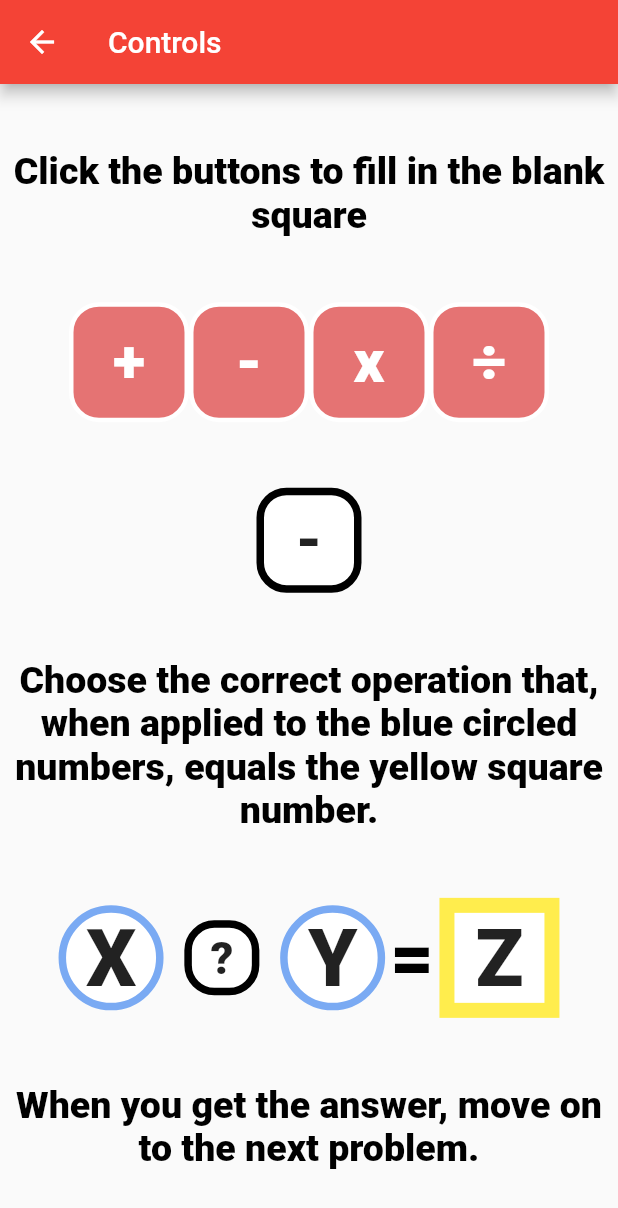
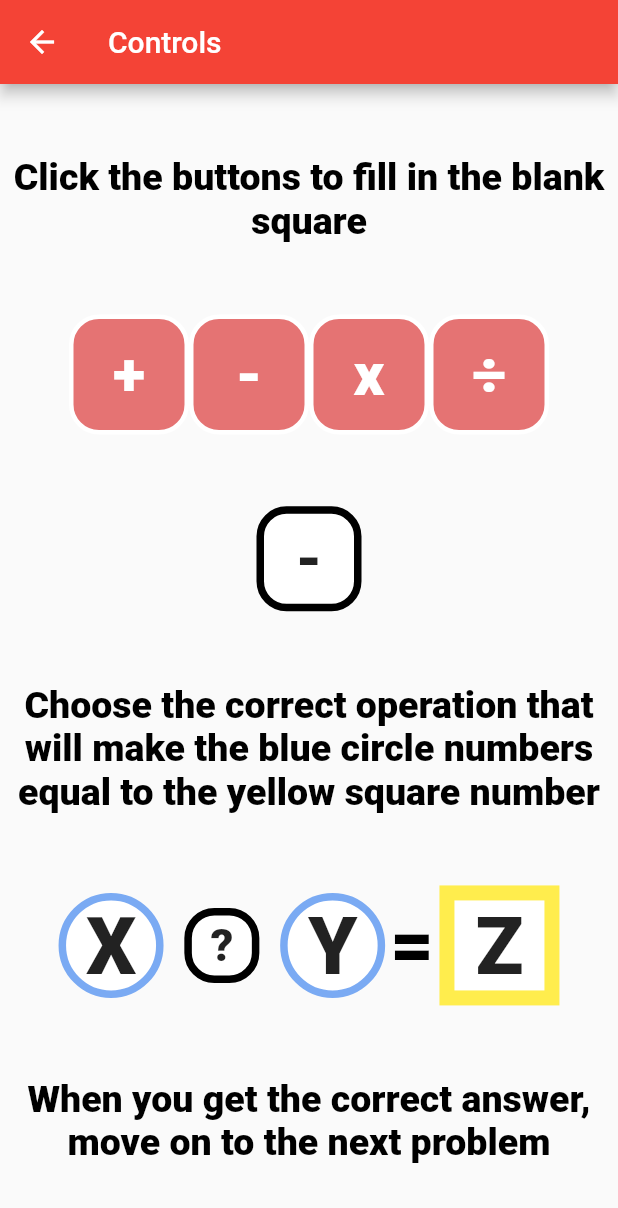
Before and after one commit to jacksavini/math_app, a Flutter app: the MyControlsPage screen opened directly, on a phone screen of 412 x 824 dp. Shown: the top 1208 px of the screen. Run offline on Flutter 3.47's test engine with Material 2 defaults, Android fonts, the phone set to English and light mode, and no system bars; our stand-ins replace flutter_tts; missing offline and left inert: num_to_words.

Commit message:
added tutorial
added tutorial

changes the default number form to numeric

```diff
--- a/lib/main.dart
+++ b/lib/main.dart
@@ -159,9 +159,9 @@ class _MyGamePageState extends State<MyGamePage> {
 
   bool firstEq = true;
 
-  var n1Text = false;
-  var n2Text = false;
-  var n3Text = false;
+  var n1Text = true;
+  var n2Text = true;
+  var n3Text = true;
 
   var opCode = {"+": "plus", "-": "minus", "x": "times", "÷": "divided by"};
 
@@ -422,8 +422,8 @@ class _MyControlsPageState extends State<MyControlsPage> {
           Spacer(flex: 1),
           OpCard(inText: op),
           Spacer(flex: 1),
-          Text("Choose the correct operation that, when applied to the " +
-          "blue circled numbers, equals the yellow square number.",
+          Text("Choose the correct operation that will make the blue circle numbers " +
+          "equal to the yellow square number",
             textAlign: TextAlign.center,
             style: TextStyle(
               fontSize: 25,
@@ -453,7 +453,7 @@ class _MyControlsPageState extends State<MyControlsPage> {
             ],
           ),
           Spacer(flex: 1),
-          Text("When you get the answer, move on to the next problem.",
+          Text("When you get the correct answer, move on to the next problem",
             textAlign: TextAlign.center,
             style: TextStyle(
                 fontSize: 25,
```
